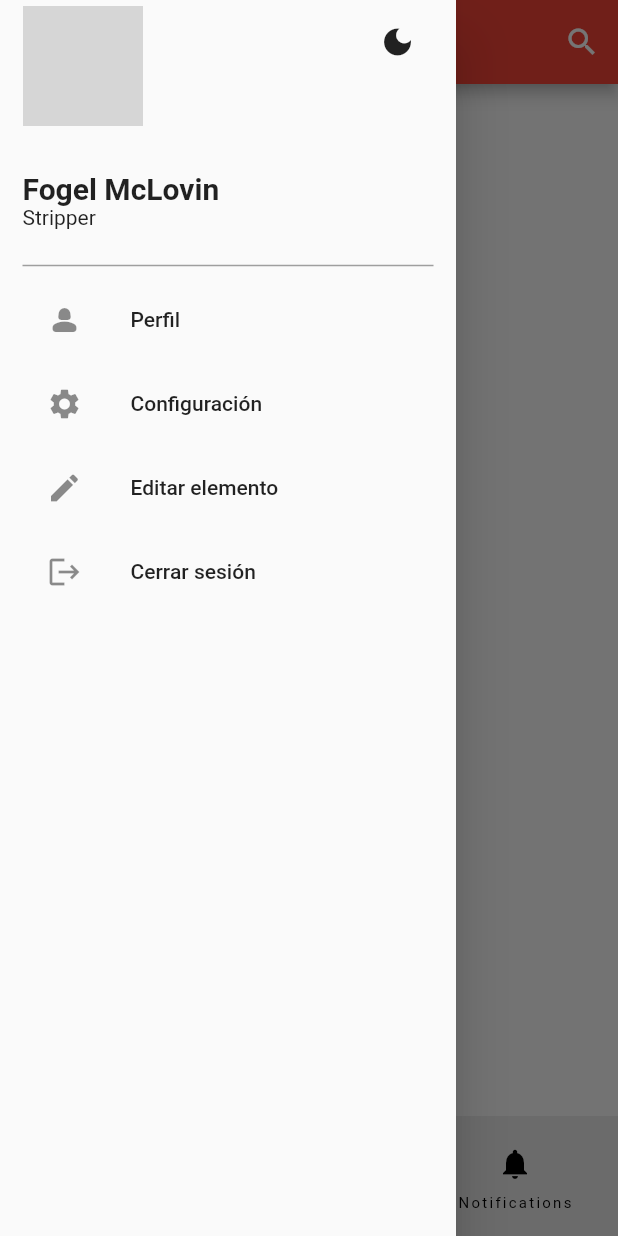
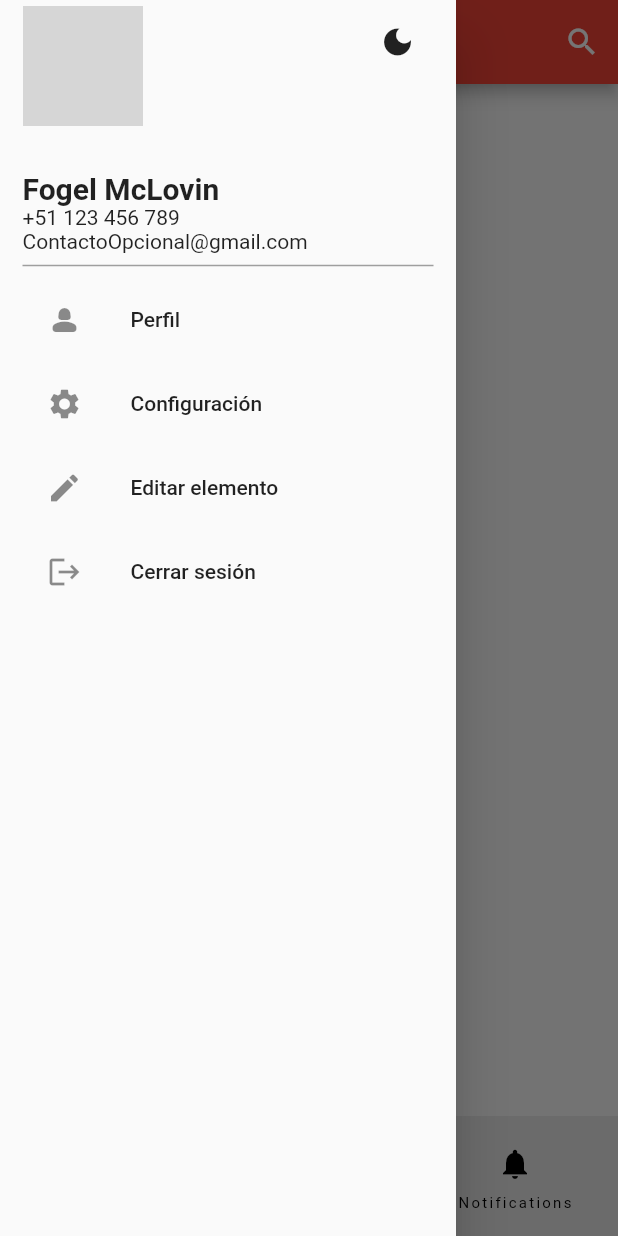
Before and after one commit to Arctic-Cuyes/Apollama, a Flutter app: the screen it shows after launch, with the side drawer open, on a phone screen of 412 x 824 dp. Run offline on Flutter 3.47's test engine with Material 2 defaults, Android fonts, the phone set to English and light mode, and no system bars; network calls fail; grey boxes are pictures that could not be loaded.

Commit message:
mod: map icon and profile summary

```diff
--- a/lib/src/app.dart
+++ b/lib/src/app.dart
@@ -67,7 +67,7 @@ class _RootState extends State<Root> {
       bottomNavigationBar: NavigationBar(
         destinations: const [
           NavigationDestination(icon: Icon(Icons.home), label: "Home"),
-          NavigationDestination(icon: Icon(Icons.map), label: "Map"),
+          NavigationDestination(icon: Icon(Icons.location_pin), label: "Map"),
           NavigationDestination(icon: Icon(Icons.notifications), label: "Notifications"),
         ],
         onDestinationSelected: (int index) {
--- a/lib/src/components/drawer.dart
+++ b/lib/src/components/drawer.dart
@@ -119,7 +119,8 @@ class _ProfileSummaryState extends State<ProfileSummary> {
             ),
           ),
         ),
-        const Text("Stripper"),
+        const Text("+51 123 456 789"),
+        const Text("ContactoOpcional@gmail.com")
       ]),
     );
   }
```
